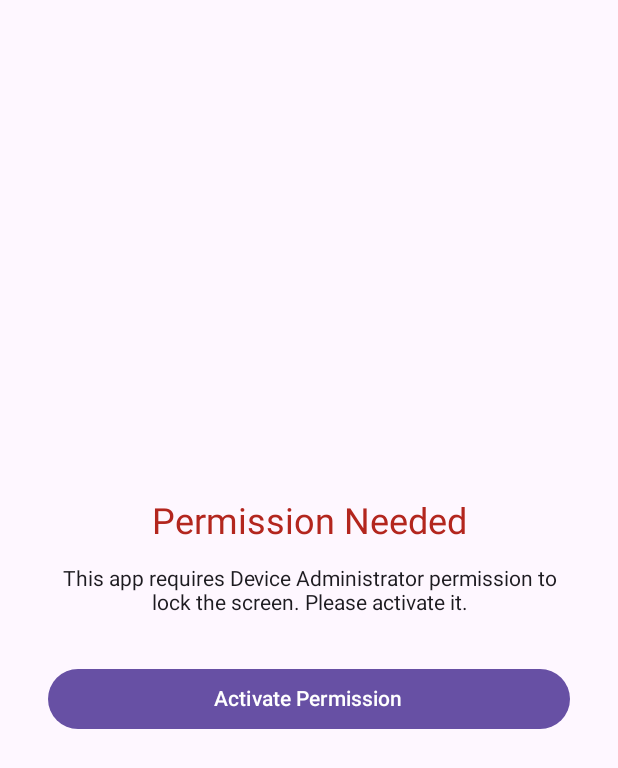
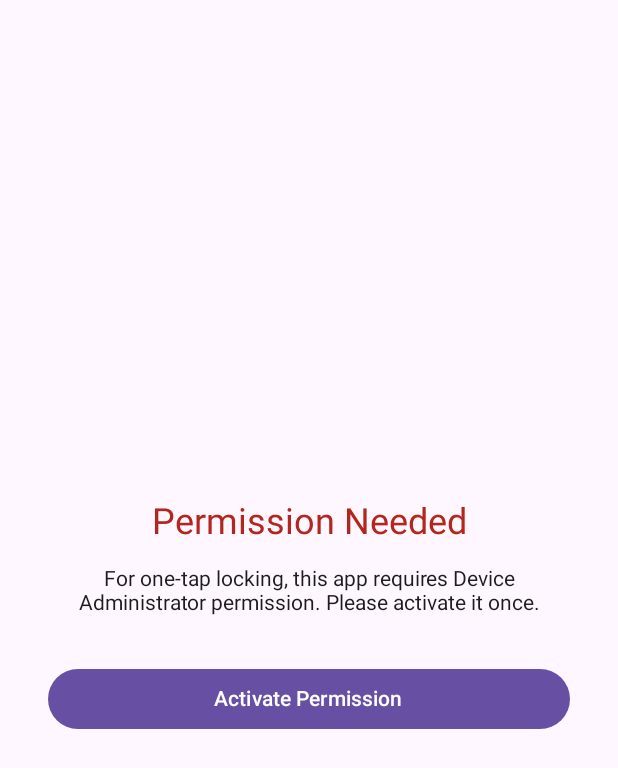
Before and after one commit to Adithya1711/Lock, an Android app built with Jetpack Compose: the screen it shows after launch (MainActivity), after a tap on "Activate Permission", on a phone screen of 412 x 824 dp. Shown: the top 768 px of the screen. Run offline under Robolectric (Android 15) with nearby library versions, the phone set to English and light mode, and no system bars.

Commit message:
Simple Lock App V0.2

```diff
--- a/app/src/main/java/com/aurorus/lock/MainActivity.kt
+++ b/app/src/main/java/com/aurorus/lock/MainActivity.kt
@@ -2,7 +2,6 @@ package com.aurorus.lock
 
 import android.app.admin.DevicePolicyManager
 import android.content.ComponentName
-import android.content.Context
 import android.content.Intent
 import android.os.Bundle
 import androidx.activity.ComponentActivity
@@ -20,29 +19,35 @@ import androidx.compose.ui.unit.sp
 class MainActivity : ComponentActivity() {
     override fun onCreate(savedInstanceState: Bundle?) {
         super.onCreate(savedInstanceState)
+
+        // --- CORE LOGIC MOVED HERE ---
+        val devicePolicyManager = getSystemService(DEVICE_POLICY_SERVICE) as DevicePolicyManager
+        val componentName = ComponentName(this, DeviceAdmin::class.java)
+        val isAdminActive = devicePolicyManager.isAdminActive(componentName)
+
+        if (isAdminActive) {
+            // If we have permission, lock the screen and immediately close the app.
+            devicePolicyManager.lockNow()
+            finish() // This is the key to closing the activity.
+        } else {
+            // If we don't have permission, show the UI to request it.
             setContent {
-            // We've removed the custom theme wrapper to keep it simple for now.
                 Surface(
                     modifier = Modifier.fillMaxSize(),
                     color = MaterialTheme.colorScheme.background
                 ) {
-                LockScreenApp()
+                    // The UI is now only for requesting permission.
+                    PermissionRequestScreen()
+                }
             }
         }
     }
 }
 
 @Composable
-fun LockScreenApp() {
+fun PermissionRequestScreen() {
     val context = LocalContext.current
-    val devicePolicyManager = context.getSystemService(Context.DEVICE_POLICY_SERVICE) as DevicePolicyManager
-    // The componentName now correctly uses your package structure.
     val componentName = ComponentName(context, DeviceAdmin::class.java)
-
-    // A state to track if the app is a device admin.
-    var isAdminActive by remember {
-        mutableStateOf(devicePolicyManager.isAdminActive(componentName))
-    }
 
     Column(
         modifier = Modifier
@@ -52,19 +57,15 @@ fun LockScreenApp() {
         horizontalAlignment = Alignment.CenterHorizontally
     ) {
         Text(
-            text = if (isAdminActive) "Ready to Lock" else "Permission Needed",
+            text = "Permission Needed",
             fontSize = 24.sp,
-            color = if (isAdminActive) MaterialTheme.colorScheme.primary else MaterialTheme.colorScheme.error
+            color = MaterialTheme.colorScheme.error
         )
 
         Spacer(modifier = Modifier.height(16.dp))
 
         Text(
-            text = if (isAdminActive) {
-                "Device admin permission is active. You can now lock the screen."
-            } else {
-                "This app requires Device Administrator permission to lock the screen. Please activate it."
-            },
+            text = "For one-tap locking, this app requires Device Administrator permission. Please activate it once.",
             textAlign = TextAlign.Center
         )
 
@@ -72,26 +73,19 @@ fun LockScreenApp() {
 
         Button(
             onClick = {
-                if (isAdminActive) {
-                    devicePolicyManager.lockNow()
-                } else {
+                // The button's only job is now to ask for permission.
                 val intent = Intent(DevicePolicyManager.ACTION_ADD_DEVICE_ADMIN).apply {
                     putExtra(DevicePolicyManager.EXTRA_DEVICE_ADMIN, componentName)
                     putExtra(
                         DevicePolicyManager.EXTRA_ADD_EXPLANATION,
-                            "This app needs permission to lock the screen."
+                        "This permission is required to allow the app to lock the screen."
                     )
                 }
                 context.startActivity(intent)
-                    // NOTE: The UI state might not update automatically after returning
-                    // from the settings. A restart of the app will show the correct state.
-                    // A more advanced solution would use ActivityResultLauncher.
-                    isAdminActive = devicePolicyManager.isAdminActive(componentName)
-                }
             },
             modifier = Modifier.fillMaxWidth()
         ) {
-            Text(text = if (isAdminActive) "Lock Screen Now" else "Activate Permission")
+            Text(text = "Activate Permission")
         }
     }
 }
```
Lines whose indentation alone changed are shown as unchanged.
